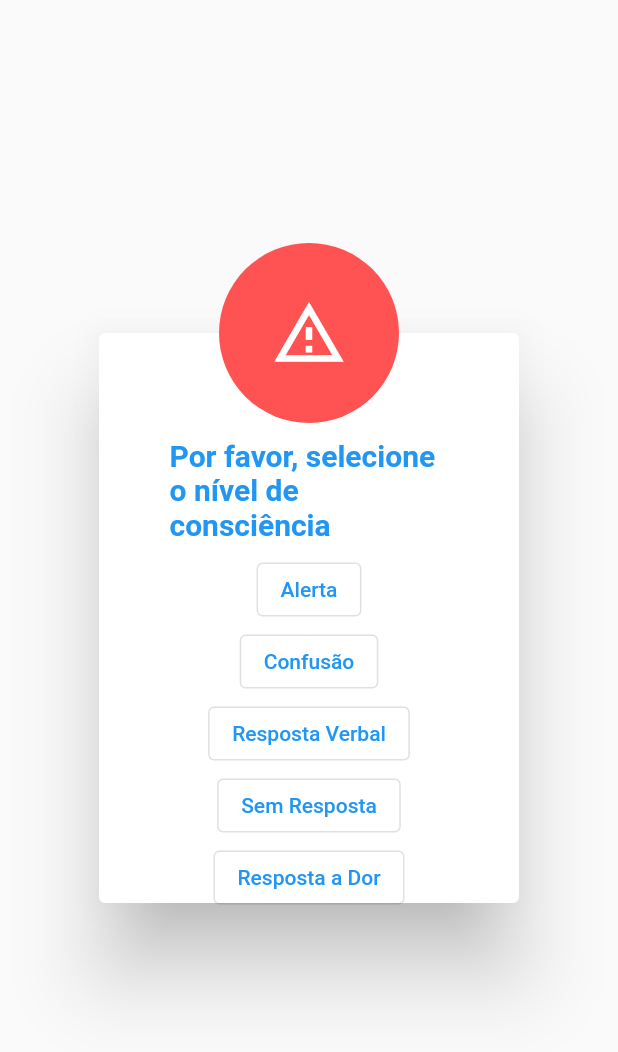
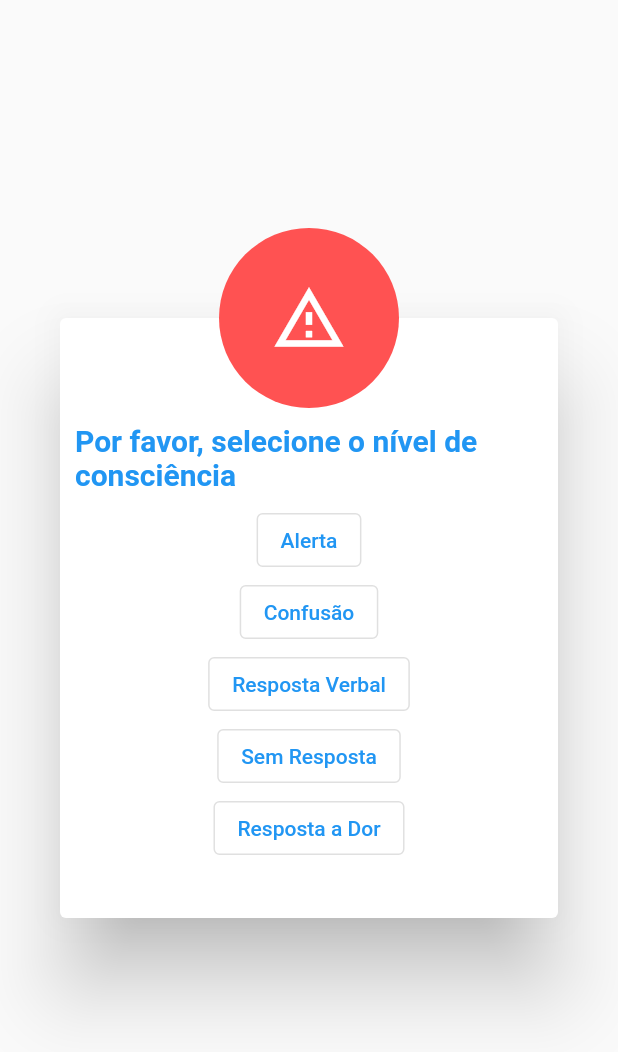
Before and after one commit to themaripool/ProjetoFinal-MarielaAndrade, a Flutter app: the ConscienceAlert widget shown alone on an empty page, opened directly, on a phone screen of 412 x 824 dp. Shown: the top 1052 px of the screen. Run offline on Flutter 3.47's test engine with Material 2 defaults, Android fonts, the phone set to English and light mode, and no system bars; our stand-ins replace flutter_form_builder, flutter_local_notifications, shared_preferences, syncfusion_flutter_charts, typed_data; missing offline and left inert: mqtt_client; accounts and stored records are empty.

Commit message:
[FIX] Android app

```diff
--- a/lib/Screens/InpatientUseCase/Components/alerts/ConscienceAlert.dart
+++ b/lib/Screens/InpatientUseCase/Components/alerts/ConscienceAlert.dart
@@ -16,8 +16,8 @@ class ConscienceAlert extends StatelessWidget {
         alignment: Alignment.topCenter,
         children: [
           Container(
-            height: 380,
-            width: Responsive.isDesktop(context) ? MediaQuery.of(context).size.width/5 : MediaQuery.of(context).size.width/2,
+            height: 400,
+            width: Responsive.isDesktop(context) ? MediaQuery.of(context).size.width/5 : MediaQuery.of(context).size.width,
             child: Padding(
               padding: const EdgeInsets.fromLTRB(10, 70, 10, 10),
               child: Column(
--- a/lib/Screens/InpatientUseCase/Components/alerts/OXAlert.dart
+++ b/lib/Screens/InpatientUseCase/Components/alerts/OXAlert.dart
@@ -20,7 +20,7 @@ class OXAlert extends StatelessWidget {
         children: [
           Container(
             height: 255,
-            width: Responsive.isDesktop(context) ? MediaQuery.of(context).size.width/5 : MediaQuery.of(context).size.width/2,
+            width: Responsive.isDesktop(context) ? MediaQuery.of(context).size.width/5 : MediaQuery.of(context).size.width,
             child: Padding(
               padding: const EdgeInsets.fromLTRB(10, 70, 10, 10),
               child: Column(
--- a/lib/Screens/InpatientUseCase/Components/alerts/OtherAlert.dart
+++ b/lib/Screens/InpatientUseCase/Components/alerts/OtherAlert.dart
@@ -17,7 +17,7 @@ class OtherAlert extends StatelessWidget {
         children: [
           Container(
             height: 260,
-            width: Responsive.isDesktop(context) ? MediaQuery.of(context).size.width/5 : MediaQuery.of(context).size.width/2,
+            width: Responsive.isDesktop(context) ? MediaQuery.of(context).size.width/5 : MediaQuery.of(context).size.width,
             child: Padding(
               padding: const EdgeInsets.fromLTRB(10, 70, 10, 10),
               child: Column(
--- a/lib/Screens/InpatientUseCase/Components/alerts/SymptomsAlert.dart
+++ b/lib/Screens/InpatientUseCase/Components/alerts/SymptomsAlert.dart
@@ -19,7 +19,7 @@ class SymptomsAlert extends StatelessWidget {
         children: [
           Container(
             height: 220,
-            width: Responsive.isDesktop(context) ? MediaQuery.of(context).size.width/5 : MediaQuery.of(context).size.width/2,
+            width: Responsive.isDesktop(context) ? MediaQuery.of(context).size.width/5 : MediaQuery.of(context).size.width,
             child: Padding(
               padding: const EdgeInsets.fromLTRB(10, 70, 10, 10),
               child: Column(
```
Also changed, not shown: lib/Screens/MedicalTeamUseCase/Components/AlertComponentList.dart (+5 -16 lines).
